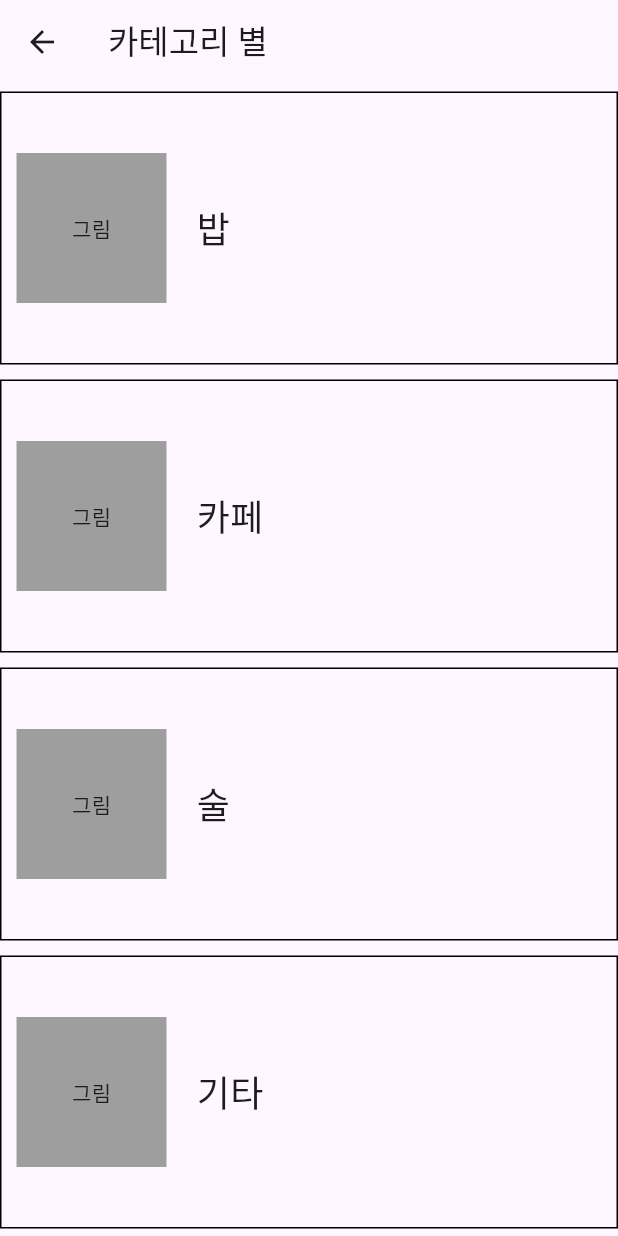
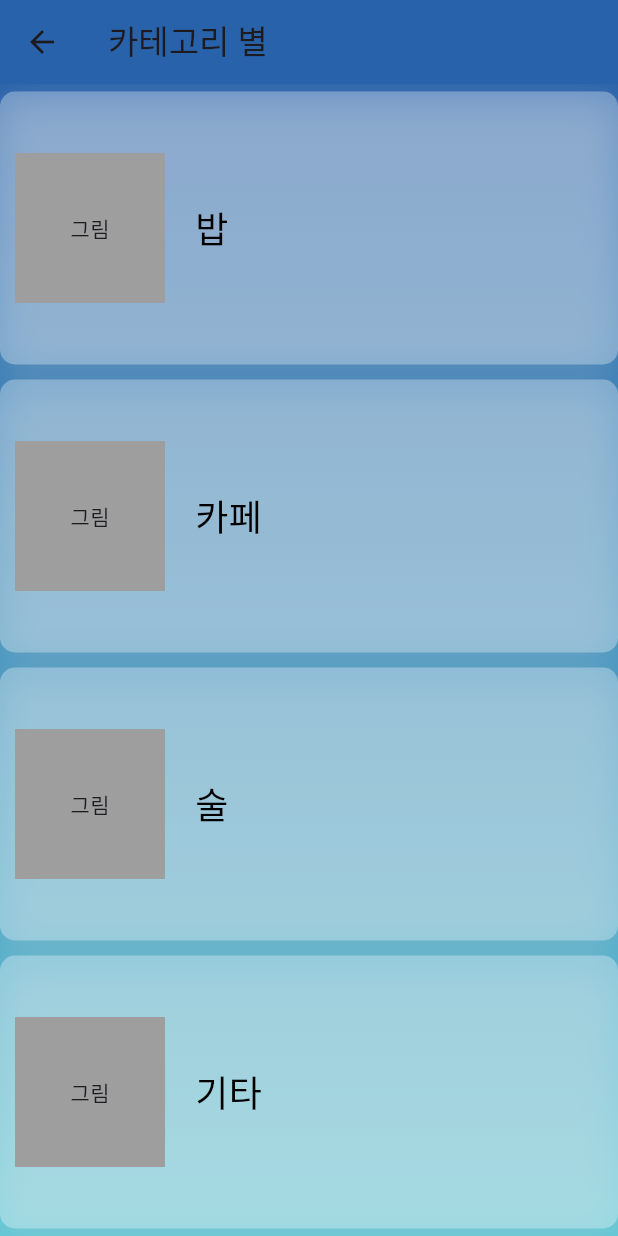
Before and after one commit to DB-Team-Project/frontend, a Flutter app: the MyHomePage screen opened directly, after a tap on "카테고리별", on a phone screen of 412 x 824 dp. Run offline on Flutter 3.47's test engine with Material 3 defaults, Android fonts, the phone set to English and light mode, and no system bars; network calls fail.

Commit message:
feat: 나름대로 디자인

```diff
--- a/jbnu_project/lib/find_in_category.dart
+++ b/jbnu_project/lib/find_in_category.dart
@@ -18,8 +18,17 @@ class FindInCategoryPage extends StatelessWidget {
           },
         ),
         title: Text("카테고리 별"),
+        backgroundColor: Color(0xFF2862AA), // 앱바 색상
       ),
-      body: Column(
+      body: Container(
+        decoration: BoxDecoration(
+          gradient: LinearGradient(
+            colors: [Color(0xFF2862AA), Color(0xFF5FC6D4)], // 배경 그라데이션
+            begin: Alignment.topCenter,
+            end: Alignment.bottomCenter,
+          ),
+        ),
+        child: Column(
           children: [
             Expanded(
               child: GestureDetector(
@@ -48,7 +57,8 @@ class FindInCategoryPage extends StatelessWidget {
                 onTap: () {
                   Navigator.push(
                     context,
-                  MaterialPageRoute(builder: (context) => const AlcoholPage()),
+                    MaterialPageRoute(
+                        builder: (context) => const AlcoholPage()),
                   );
                 },
                 child: CategoryItem(title: "술"),
@@ -67,6 +77,7 @@ class FindInCategoryPage extends StatelessWidget {
             ),
           ],
         ),
+      ),
     );
   }
 }
@@ -81,7 +92,15 @@ class CategoryItem extends StatelessWidget {
       margin: EdgeInsets.symmetric(vertical: 5),
       padding: EdgeInsets.all(10),
       decoration: BoxDecoration(
-        border: Border.all(),
+        color: Color.fromARGB(80, 255, 255, 255), // 컨테이너 배경색
+        borderRadius: BorderRadius.circular(10),
+        boxShadow: [
+          BoxShadow(
+            color: Color.fromARGB(66, 212, 212, 212),
+            blurRadius: 20,
+            offset: Offset(0, 5),
+          ),
+        ],
       ),
       child: Row(
         children: [
@@ -95,7 +114,7 @@ class CategoryItem extends StatelessWidget {
           Expanded(
             child: Text(
               title,
-              style: TextStyle(fontSize: 24),
+              style: TextStyle(fontSize: 24, color: Colors.black),
             ),
           ),
         ],
--- a/jbnu_project/lib/main.dart
+++ b/jbnu_project/lib/main.dart
@@ -1,6 +1,7 @@
 import 'package:flutter/material.dart';
 import 'find_in_map.dart';
-import 'find_in_category.dart'; // NewPage를 임포트합니다
+import 'find_in_category.dart';
+import 'login.dart';
 
 void main() {
   runApp(const MyApp());
@@ -12,7 +13,7 @@
   @override
   Widget build(BuildContext context) {
     return MaterialApp(
-      home: MyHomePage(),
+      home: LoginPage(),
     );
   }
 }
@@ -23,11 +24,22 @@
     return Scaffold(
       appBar: AppBar(
         title: Text("앱이름"),
+        centerTitle: true,
+        backgroundColor: Color(0xFF2862AA), // 짙은 파랑
       ),
-      body: Column(
-        children: [
-          Expanded(
-            child: GestureDetector(
+      body: Container(
+        decoration: BoxDecoration(
+          gradient: LinearGradient(
+            colors: [Color(0xFF2862AA), Color(0xFF5FC6D4)], // 배경 그라데이션
+            begin: Alignment.topCenter,
+            end: Alignment.bottomCenter,
+          ),
+        ),
+        padding: const EdgeInsets.all(16.0),
+        child: Column(
+          mainAxisAlignment: MainAxisAlignment.spaceEvenly,
+          children: [
+            GestureDetector(
               onTap: () {
                 Navigator.push(
                   context,
@@ -36,14 +48,24 @@
                 );
               },
               child: Container(
+                width: double.infinity,
+                height: 200,
                 padding: EdgeInsets.all(20),
                 decoration: BoxDecoration(
-                  border: Border.all(),
+                  color: Color.fromARGB(80, 255, 255, 255),
+                  borderRadius: BorderRadius.circular(10),
+                  boxShadow: [
+                    BoxShadow(
+                      color: Color.fromARGB(66, 212, 212, 212),
+                      blurRadius: 20,
+                      offset: Offset(0, 5),
+                    ),
+                  ],
                 ),
                 child: Row(
                   children: [
                     Image.network(
-                      'https://via.placeholder.com/200', // Placeholder image
+                      'https://via.placeholder.com/200',
                       width: 200,
                       height: 200,
                     ),
@@ -51,8 +73,12 @@
                       child: Column(
                         mainAxisAlignment: MainAxisAlignment.center,
                         children: const [
-                          Text("카테고리별"),
-                          Text("제휴찾기"),
+                          Text("카테고리별",
+                              style:
+                                  TextStyle(color: Colors.black, fontSize: 24)),
+                          Text("제휴찾기",
+                              style:
+                                  TextStyle(color: Colors.black, fontSize: 20)),
                         ],
                       ),
                     ),
@@ -60,9 +86,7 @@
                 ),
               ),
             ),
-          ),
-          Expanded(
-            child: GestureDetector(
+            GestureDetector(
               onTap: () {
                 Navigator.push(
                   context,
@@ -70,14 +94,24 @@
                 );
               },
               child: Container(
+                width: double.infinity,
+                height: 200,
                 padding: EdgeInsets.all(20),
                 decoration: BoxDecoration(
-                  border: Border.all(),
+                  color: Color.fromARGB(80, 255, 255, 255),
+                  borderRadius: BorderRadius.circular(10),
+                  boxShadow: [
+                    BoxShadow(
+                      color: Color.fromARGB(66, 212, 212, 212),
+                      blurRadius: 20,
+                      offset: Offset(0, 5),
+                    ),
+                  ],
                 ),
                 child: Row(
                   children: [
                     Image.network(
-                      'https://via.placeholder.com/200', // Placeholder image
+                      'https://via.placeholder.com/200',
                       width: 200,
                       height: 200,
                     ),
@@ -85,8 +119,12 @@
                       child: Column(
                         mainAxisAlignment: MainAxisAlignment.center,
                         children: const [
-                          Text("내 주변"),
-                          Text("제휴 찾기"),
+                          Text("내 주변",
+                              style:
+                                  TextStyle(color: Colors.black, fontSize: 28)),
+                          Text("제휴 찾기",
+                              style:
+                                  TextStyle(color: Colors.black, fontSize: 20)),
                         ],
                       ),
                     ),
@@ -94,8 +132,8 @@
                 ),
               ),
             ),
-          ),
-        ],
+          ],
+        ),
       ),
     );
   }
--- a/jbnu_project/pubspec.yaml
+++ b/jbnu_project/pubspec.yaml
@@ -39,6 +39,8 @@ dependencies:
 dev_dependencies:
   flutter_test:
     sdk: flutter
+
+  http: ^1.2.1
 
   # The "flutter_lints" package below contains a set of recommended lints to
   # encourage good coding practices. The lint set provided by the package is
```
Also changed, not shown: jbnu_project/lib/category/rice.dart (+116 -4 lines), jbnu_project/lib/login.dart (added, +138 -0 lines), jbnu_project/lib/register.dart (added, +153 -0 lines), jbnu_project/pubspec.lock. Lines whose indentation alone changed are shown as unchanged.
